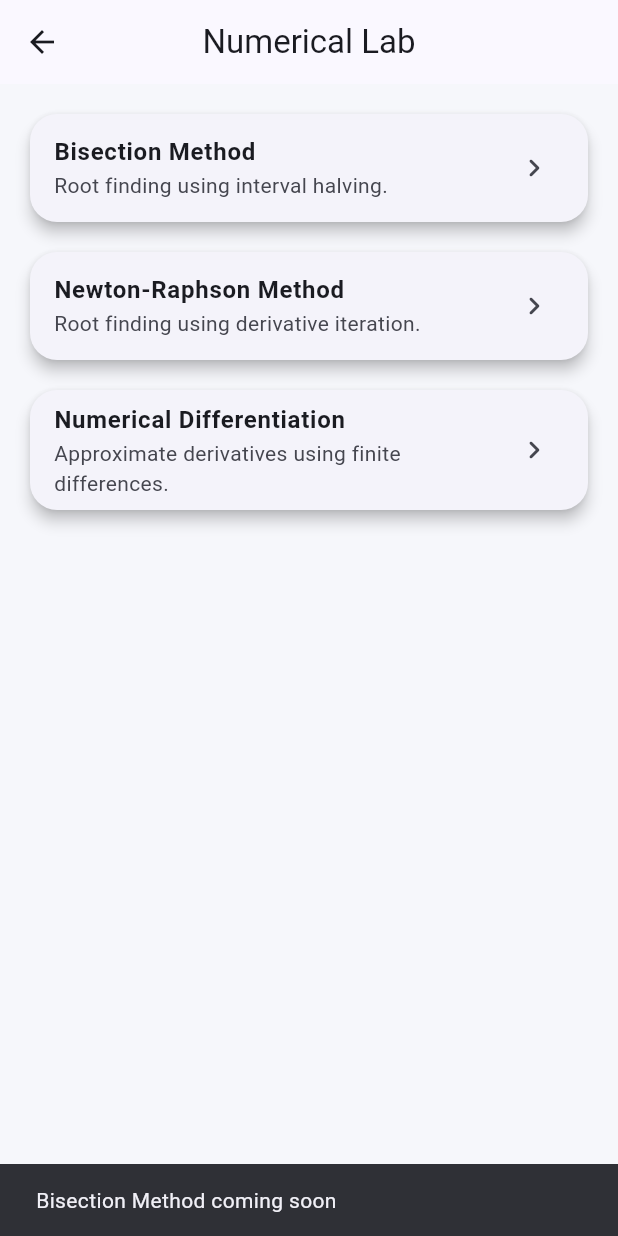
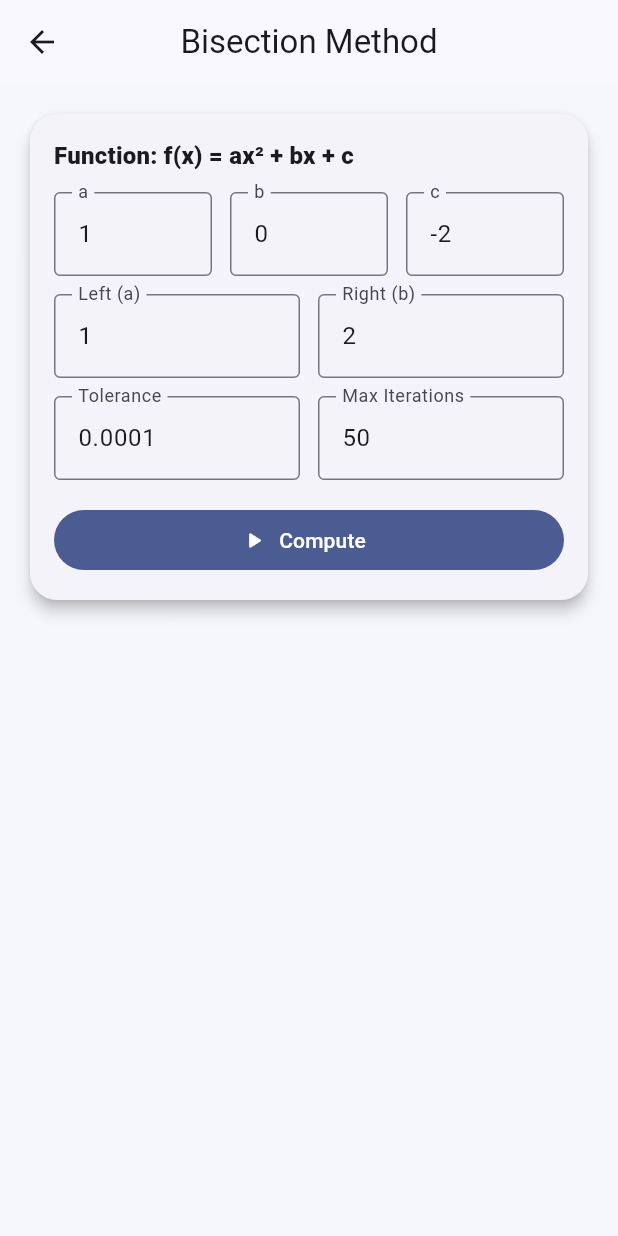
Before and after one commit to nargesalh/Numerical_Computing_app, a Flutter app: the LabPage screen opened directly, after a tap on "Bisection Method", on a phone screen of 412 x 824 dp. Run offline on Flutter 3.47's test engine with Material 3 defaults, Android fonts, the phone set to English and light mode, and no system bars.

Commit message:
feat: add bisection method calculator with iteration table

```diff
--- a/lib/features/lab/presentation/lab_page.dart
+++ b/lib/features/lab/presentation/lab_page.dart
@@ -1,5 +1,6 @@
 import 'package:flutter/material.dart';
 import '../data/methods_repository.dart';
+import 'tools/bisection_page.dart';
 
 class LabPage extends StatelessWidget {
   const LabPage({super.key});
@@ -27,6 +28,13 @@ class LabPage extends StatelessWidget {
                 subtitle: Text(method.description),
                 trailing: const Icon(Icons.chevron_right_rounded),
                 onTap: () {
+                  if (method.id == 'bisection') {
+                    Navigator.push(
+                      context,
+                      MaterialPageRoute(builder: (_) => const BisectionPage()),
+                    );
+                    return;
+                  }
                   ScaffoldMessenger.of(context).showSnackBar(
                     SnackBar(content: Text('${method.title} coming soon')),
                   );
--- /dev/null
+++ b/lib/features/lab/presentation/tools/bisection_page.dart
@@ -0,0 +1,339 @@
+import 'dart:math' as math;
+import 'package:flutter/material.dart';
+
+class BisectionPage extends StatefulWidget {
+  const BisectionPage({super.key});
+
+  @override
+  State<BisectionPage> createState() => _BisectionPageState();
+}
+
+class _BisectionPageState extends State<BisectionPage> {
+  final _formKey = GlobalKey<FormState>();
+
+  final _aCtrl = TextEditingController(text: "1");
+  final _bCtrl = TextEditingController(text: "0");
+  final _cCtrl = TextEditingController(text: "-2");
+
+  final _leftCtrl = TextEditingController(text: "1");
+  final _rightCtrl = TextEditingController(text: "2");
+
+  final _tolCtrl = TextEditingController(text: "0.0001");
+  final _maxIterCtrl = TextEditingController(text: "50");
+
+  String? _error;
+  List<_BisectionRow> _rows = [];
+
+  double _f(double x, double a, double b, double c) => a * x * x + b * x + c;
+
+  void _compute() {
+    setState(() {
+      _error = null;
+      _rows = [];
+    });
+
+    if (!_formKey.currentState!.validate()) return;
+
+    final a = double.parse(_aCtrl.text.trim());
+    final b = double.parse(_bCtrl.text.trim());
+    final c = double.parse(_cCtrl.text.trim());
+    var left = double.parse(_leftCtrl.text.trim());
+    var right = double.parse(_rightCtrl.text.trim());
+    final tol = double.parse(_tolCtrl.text.trim());
+    final maxIter = int.parse(_maxIterCtrl.text.trim());
+
+    final fL = _f(left, a, b, c);
+    final fR = _f(right, a, b, c);
+
+    if (fL == 0) {
+      setState(() {
+        _rows = [
+          _BisectionRow(
+            iter: 0,
+            left: left,
+            right: right,
+            mid: left,
+            fMid: 0,
+            absRightLeft: (right - left).abs(),
+          ),
+        ];
+      });
+      return;
+    }
+
+    if (fR == 0) {
+      setState(() {
+        _rows = [
+          _BisectionRow(
+            iter: 0,
+            left: left,
+            right: right,
+            mid: right,
+            fMid: 0,
+            absRightLeft: (right - left).abs(),
+          ),
+        ];
+      });
+      return;
+    }
+
+    if (fL * fR > 0) {
+      setState(() {
+        _error =
+            "f(a) and f(b) must have opposite signs. Try another interval.";
+      });
+      return;
+    }
+
+    double prevMid = double.nan;
+
+    for (int i = 1; i <= maxIter; i++) {
+      final mid = (left + right) / 2.0;
+      final fMid = _f(mid, a, b, c);
+      final width = (right - left).abs();
+      final err = prevMid.isNaN ? double.nan : (mid - prevMid).abs();
+
+      _rows.add(
+        _BisectionRow(
+          iter: i,
+          left: left,
+          right: right,
+          mid: mid,
+          fMid: fMid,
+          absRightLeft: width,
+          absMidPrev: err,
+        ),
+      );
+
+      if (fMid == 0) break;
+      if (width / 2.0 < tol) break;
+      if (!err.isNaN && err < tol) break;
+
+      if (_f(left, a, b, c) * fMid < 0) {
+        right = mid;
+      } else {
+        left = mid;
+      }
+
+      prevMid = mid;
+    }
+
+    setState(() {});
+  }
+
+  @override
+  void dispose() {
+    _aCtrl.dispose();
+    _bCtrl.dispose();
+    _cCtrl.dispose();
+    _leftCtrl.dispose();
+    _rightCtrl.dispose();
+    _tolCtrl.dispose();
+    _maxIterCtrl.dispose();
+    super.dispose();
+  }
+
+  @override
+  Widget build(BuildContext context) {
+    final cs = Theme.of(context).colorScheme;
+
+    return Scaffold(
+      appBar: AppBar(title: const Text('Bisection Method')),
+      body: ListView(
+        padding: const EdgeInsets.all(16),
+        children: [
+          Card(
+            child: Padding(
+              padding: const EdgeInsets.all(16),
+              child: Form(
+                key: _formKey,
+                child: Column(
+                  crossAxisAlignment: CrossAxisAlignment.start,
+                  children: [
+                    Text(
+                      "Function: f(x) = ax² + bx + c",
+                      style: Theme.of(context).textTheme.titleMedium?.copyWith(
+                        fontWeight: FontWeight.w800,
+                      ),
+                    ),
+                    const SizedBox(height: 12),
+
+                    Row(
+                      children: [
+                        Expanded(child: _numField(_aCtrl, label: "a")),
+                        const SizedBox(width: 12),
+                        Expanded(child: _numField(_bCtrl, label: "b")),
+                        const SizedBox(width: 12),
+                        Expanded(child: _numField(_cCtrl, label: "c")),
+                      ],
+                    ),
+
+                    const SizedBox(height: 12),
+
+                    Row(
+                      children: [
+                        Expanded(
+                          child: _numField(_leftCtrl, label: "Left (a)"),
+                        ),
+                        const SizedBox(width: 12),
+                        Expanded(
+                          child: _numField(_rightCtrl, label: "Right (b)"),
+                        ),
+                      ],
+                    ),
+
+                    const SizedBox(height: 12),
+
+                    Row(
+                      children: [
+                        Expanded(
+                          child: _numField(_tolCtrl, label: "Tolerance"),
+                        ),
+                        const SizedBox(width: 12),
+                        Expanded(
+                          child: _intField(
+                            _maxIterCtrl,
+                            label: "Max Iterations",
+                          ),
+                        ),
+                      ],
+                    ),
+
+                    const SizedBox(height: 16),
+
+                    SizedBox(
+                      width: double.infinity,
+                      child: FilledButton.icon(
+                        onPressed: _compute,
+                        icon: const Icon(Icons.play_arrow_rounded),
+                        label: const Text("Compute"),
+                      ),
+                    ),
+
+                    if (_error != null) ...[
+                      const SizedBox(height: 12),
+                      Container(
+                        padding: const EdgeInsets.all(12),
+                        decoration: BoxDecoration(
+                          color: cs.errorContainer,
+                          borderRadius: BorderRadius.circular(12),
+                        ),
+                        child: Text(
+                          _error!,
+                          style: TextStyle(color: cs.onErrorContainer),
+                        ),
+                      ),
+                    ],
+                  ],
+                ),
+              ),
+            ),
+          ),
+
+          const SizedBox(height: 16),
+
+          if (_rows.isNotEmpty) ...[
+            Text(
+              "Iterations",
+              style: Theme.of(
+                context,
+              ).textTheme.titleMedium?.copyWith(fontWeight: FontWeight.w800),
+            ),
+            const SizedBox(height: 8),
+            Card(
+              child: SingleChildScrollView(
+                scrollDirection: Axis.horizontal,
+                child: DataTable(
+                  columns: const [
+                    DataColumn(label: Text('#')),
+                    DataColumn(label: Text('Left')),
+                    DataColumn(label: Text('Right')),
+                    DataColumn(label: Text('Mid')),
+                    DataColumn(label: Text('f(Mid)')),
+                    DataColumn(label: Text('|b-a|')),
+                    DataColumn(label: Text('|mid-prev|')),
+                  ],
+                  rows: _rows.map((r) {
+                    String fmt(double v) =>
+                        v.isNaN ? '-' : v.toStringAsFixed(6);
+
+                    return DataRow(
+                      cells: [
+                        DataCell(Text(r.iter.toString())),
+                        DataCell(Text(fmt(r.left))),
+                        DataCell(Text(fmt(r.right))),
+                        DataCell(Text(fmt(r.mid))),
+                        DataCell(Text(fmt(r.fMid))),
+                        DataCell(Text(fmt(r.absRightLeft))),
+                        DataCell(Text(fmt(r.absMidPrev))),
+                      ],
+                    );
+                  }).toList(),
+                ),
+              ),
+            ),
+          ],
+        ],
+      ),
+    );
+  }
+
+  Widget _numField(TextEditingController c, {required String label}) {
+    return TextFormField(
+      controller: c,
+      keyboardType: const TextInputType.numberWithOptions(
+        decimal: true,
+        signed: true,
+      ),
+      decoration: InputDecoration(
+        labelText: label,
+        border: const OutlineInputBorder(),
+      ),
+      validator: (v) {
+        final s = (v ?? '').trim();
+        if (s.isEmpty) return 'Required';
+        final x = double.tryParse(s);
+        if (x == null || x.isNaN || x.isInfinite) return 'Invalid number';
+        return null;
+      },
+    );
+  }
+
+  Widget _intField(TextEditingController c, {required String label}) {
+    return TextFormField(
+      controller: c,
+      keyboardType: TextInputType.number,
+      decoration: InputDecoration(
+        labelText: label,
+        border: const OutlineInputBorder(),
+      ),
+      validator: (v) {
+        final s = (v ?? '').trim();
+        if (s.isEmpty) return 'Required';
+        final x = int.tryParse(s);
+        if (x == null || x <= 0) return 'Invalid';
+        return null;
+      },
+    );
+  }
+}
+
+class _BisectionRow {
+  final int iter;
+  final double left;
+  final double right;
+  final double mid;
+  final double fMid;
+  final double absRightLeft;
+  final double absMidPrev;
+
+  _BisectionRow({
+    required this.iter,
+    required this.left,
+    required this.right,
+    required this.mid,
+    required this.fMid,
+    required this.absRightLeft,
+    this.absMidPrev = double.nan,
+  });
+}
```
